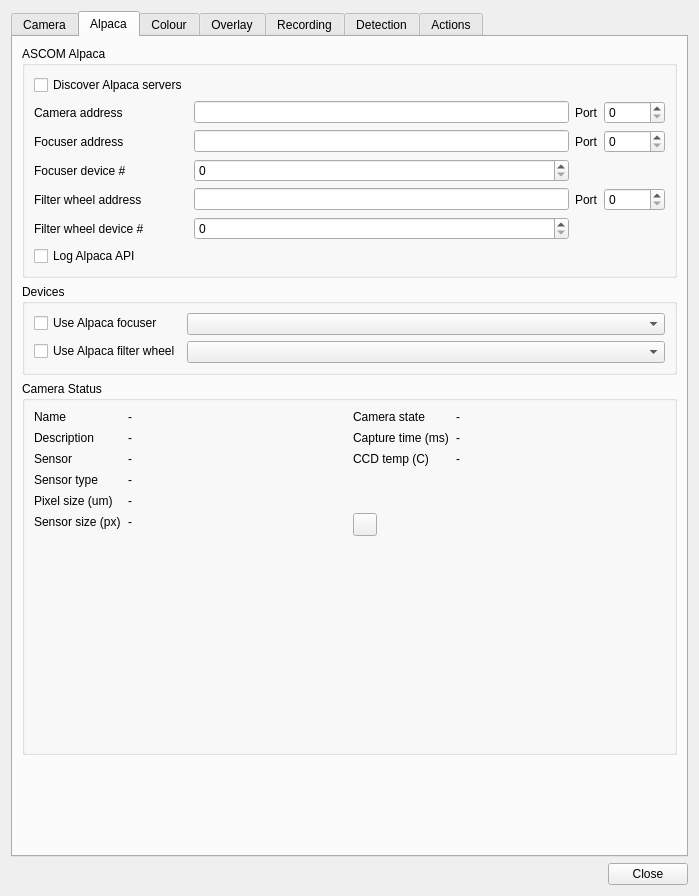
The window that plugins/feature/camera/camerasettingsdialog.ui (srcejon/sdrangel) describes before a commit, drawn with Qt 5.
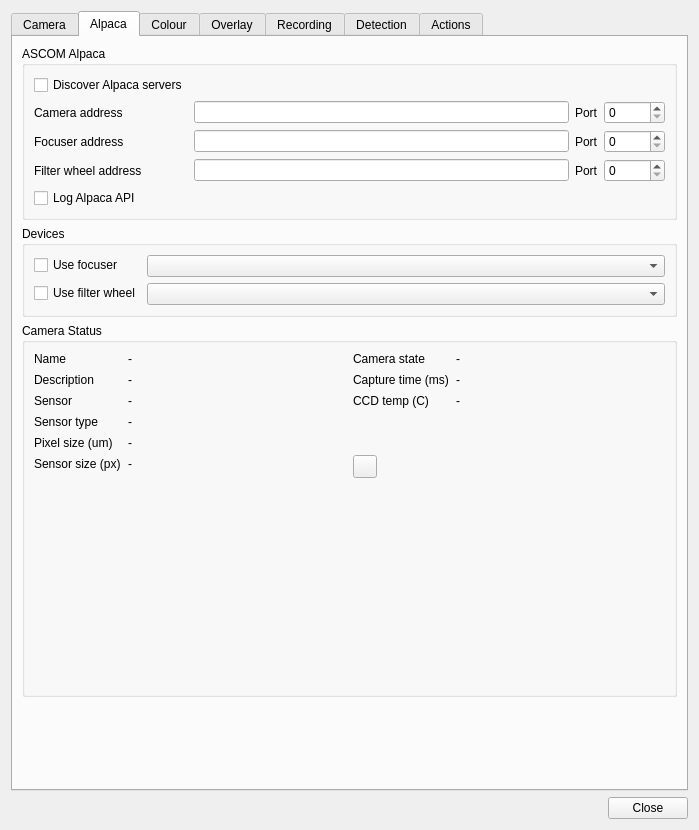
The same window after the commit. The open tabs and pages were chosen to show the change. Icons and pictures are not drawn.

Commit message: Remove focus/filter device number

```diff
--- a/plugins/feature/camera/camerasettingsdialog.ui
+++ b/plugins/feature/camera/camerasettingsdialog.ui
@@ -7,7 +7,7 @@
     <x>0</x>
     <y>0</y>
     <width>687</width>
-    <height>896</height>
+    <height>830</height>
    </rect>
   </property>
   <property name="windowTitle">
@@ -657,10 +657,20 @@
           <item row="3" column="1">
            <widget class="QLineEdit" name="alpacaFocuserHostEdit"/>
           </item>
-          <item row="5" column="0">
-           <widget class="QLabel" name="alpacaFocuserDeviceNumberLabel">
+          <item row="1" column="3">
+           <widget class="QSpinBox" name="alpacaPortSpin">
+            <property name="toolTip">
+             <string>IP port number for ASCOM Remote Server</string>
+            </property>
+            <property name="maximum">
+             <number>65535</number>
+            </property>
+           </widget>
+          </item>
+          <item row="3" column="2">
+           <widget class="QLabel" name="alpacaFocuserPortLabel">
             <property name="text">
-             <string>Focuser device #</string>
+             <string>Port</string>
             </property>
            </widget>
           </item>
@@ -674,28 +684,21 @@
             </property>
            </widget>
           </item>
-          <item row="6" column="0">
+          <item row="5" column="0">
            <widget class="QLabel" name="alpacaFilterWheelHostLabel">
             <property name="text">
              <string>Filter wheel address</string>
             </property>
            </widget>
           </item>
-          <item row="5" column="1">
-           <widget class="QSpinBox" name="alpacaFocuserDeviceNumberSpin">
+          <item row="3" column="3">
+           <widget class="QSpinBox" name="alpacaFocuserPortSpin">
             <property name="maximum">
-             <number>1024</number>
+             <number>65535</number>
             </property>
            </widget>
           </item>
-          <item row="8" column="1">
-           <widget class="QSpinBox" name="alpacaFilterWheelDeviceNumberSpin">
-            <property name="maximum">
-             <number>1024</number>
-            </property>
-           </widget>
-          </item>
-          <item row="9" column="0">
+          <item row="7" column="0">
            <widget class="QCheckBox" name="alpacaApiLogCheck">
             <property name="toolTip">
              <string>Log Alpaca API requests and responses using qDebug</string>
@@ -705,10 +708,17 @@
             </property>
            </widget>
           </item>
-          <item row="8" column="0">
-           <widget class="QLabel" name="alpacaFilterWheelDeviceNumberLabel">
+          <item row="5" column="3">
+           <widget class="QSpinBox" name="alpacaFilterWheelPortSpin">
+            <property name="maximum">
+             <number>65535</number>
+            </property>
+           </widget>
+          </item>
+          <item row="5" column="2">
+           <widget class="QLabel" name="alpacaFilterWheelPortLabel">
             <property name="text">
-             <string>Filter wheel device #</string>
+             <string>Port</string>
             </property>
            </widget>
           </item>
@@ -726,7 +736,7 @@
             </property>
            </widget>
           </item>
-          <item row="6" column="1">
+          <item row="5" column="1">
            <widget class="QLineEdit" name="alpacaFilterWheelHostEdit"/>
           </item>
           <item row="3" column="0">
@@ -743,44 +753,6 @@
             </property>
            </widget>
           </item>
-          <item row="1" column="3">
-           <widget class="QSpinBox" name="alpacaPortSpin">
-            <property name="toolTip">
-             <string>IP port number for ASCOM Remote Server</string>
-            </property>
-            <property name="maximum">
-             <number>65535</number>
-            </property>
-           </widget>
-          </item>
-          <item row="3" column="2">
-           <widget class="QLabel" name="alpacaFocuserPortLabel">
-            <property name="text">
-             <string>Port</string>
-            </property>
-           </widget>
-          </item>
-          <item row="3" column="3">
-           <widget class="QSpinBox" name="alpacaFocuserPortSpin">
-            <property name="maximum">
-             <number>65535</number>
-            </property>
-           </widget>
-          </item>
-          <item row="6" column="2">
-           <widget class="QLabel" name="alpacaFilterWheelPortLabel">
-            <property name="text">
-             <string>Port</string>
-            </property>
-           </widget>
-          </item>
-          <item row="6" column="3">
-           <widget class="QSpinBox" name="alpacaFilterWheelPortSpin">
-            <property name="maximum">
-             <number>65535</number>
-            </property>
-           </widget>
-          </item>
          </layout>
         </widget>
        </item>
@@ -793,7 +765,7 @@
           <item row="0" column="0">
            <widget class="QCheckBox" name="alpacaFocuserEnabledCheck">
             <property name="text">
-             <string>Use Alpaca focuser</string>
+             <string>Use focuser</string>
             </property>
            </widget>
           </item>
@@ -807,7 +779,7 @@
           <item row="1" column="0">
            <widget class="QCheckBox" name="alpacaFilterWheelEnabledCheck">
             <property name="text">
-             <string>Use Alpaca filter wheel</string>
+             <string>Use filter wheel</string>
             </property>
            </widget>
           </item>
```
Left out of the diff: 2 changed lines with no effect on the pictures. The commit also changes 3 other files.
